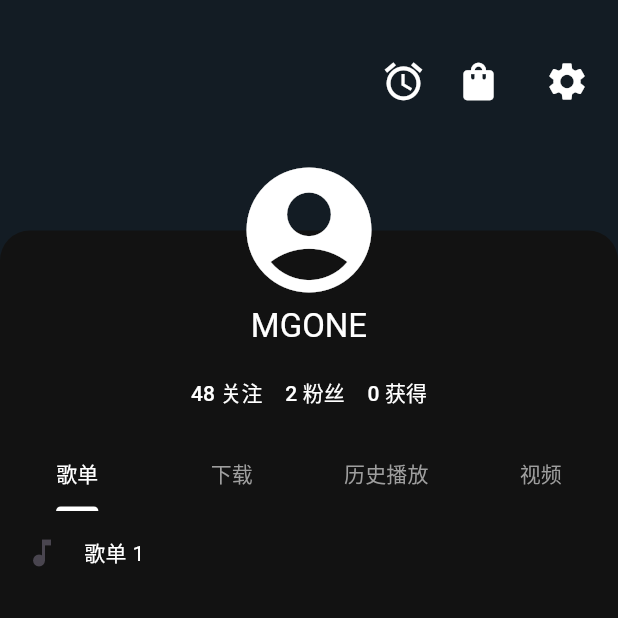
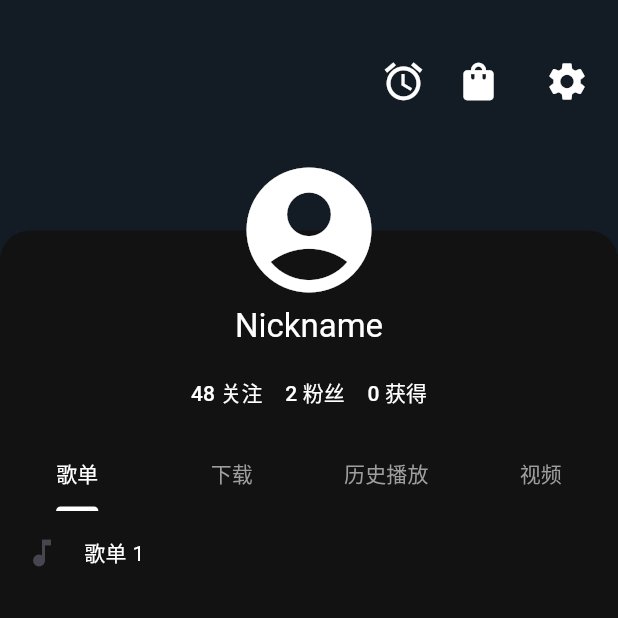
Before and after one commit to aidaole/AiMusic, a Flutter app: the screen it shows after launch, item 3 of the bottom bar chosen, on a phone screen of 412 x 824 dp, the top half of it. Run offline on Flutter 3.47's test engine with Material 3 defaults, Android fonts, the phone set to English and light mode, and no system bars; our stand-ins replace cookie_jar, dio, dio_cookie_manager, qr_flutter, stack_trace; network calls fail.

Commit message:
[获取用户信息成功]

```diff
--- a/lib/modules/account/account_page.dart
+++ b/lib/modules/account/account_page.dart
@@ -15,6 +15,11 @@ class AccountPage extends StatefulWidget {
 }
 
 class _AccountPageState extends State<AccountPage> {
+  // 添加状态变量
+  String _nickname = "Nickname";
+  String _avatarUrl = "";
+  String _backgroundUrl = "";
+
   @override
   Widget build(BuildContext context) {
     return Scaffold(
@@ -65,7 +70,8 @@ class _AccountPageState extends State<AccountPage> {
       maxChildSize: 0.8,
       builder: (BuildContext context, ScrollController scrollController) {
         // 获取底部导航栏高度，如果没有设置可以使用默认值
-        final bottomPadding = MediaQuery.of(context).padding.bottom + kBottomNavigationBarHeight;
+        final bottomPadding =
+            MediaQuery.of(context).padding.bottom + kBottomNavigationBarHeight;
         return Stack(
           clipBehavior: Clip.none,
           children: [
@@ -85,7 +91,7 @@ class _AccountPageState extends State<AccountPage> {
                   children: [
                     const SizedBox(height: 50), // 为头像留出空间
                     Text(
-                      "MGONE",
+                      _nickname,
                       style: Theme.of(context).textTheme.titleLarge,
                     ),
                     const SizedBox(height: 20),
@@ -97,7 +103,9 @@ class _AccountPageState extends State<AccountPage> {
                         // 计算列表区域的高度
                         // 总高度减去上方内容高度(约110)和底部导航栏高度
                         final availableHeight =
-                            MediaQuery.of(context).size.height * 0.8 - 130 - bottomPadding;
+                            MediaQuery.of(context).size.height * 0.8 -
+                                130 -
+                                bottomPadding;
                         return SizedBox(
                           height: availableHeight,
                           child: _buildSongsListWidget(),
@@ -109,17 +117,7 @@ class _AccountPageState extends State<AccountPage> {
               ),
             ),
             // 使用 Positioned 将头像放置在顶部并超出容器
-            const Positioned(
-              top: -50, // 负值使头像向上偏移
-              left: 0,
-              right: 0,
-              child: Center(
-                child: Icon(
-                  Icons.account_circle_rounded,
-                  size: 100,
-                ),
-              ),
-            ),
+            _buildAvatarWidget(),
           ],
         );
       },
@@ -269,7 +267,34 @@ class _AccountPageState extends State<AccountPage> {
 
   _buildMusicWall() {
     return Container(
-      color: Colors.blue.withAlpha(20),
+      decoration: BoxDecoration(
+        color: Colors.blue.withAlpha(20),
+        image: _backgroundUrl.isNotEmpty
+            ? DecorationImage(
+                image: NetworkImage(_backgroundUrl),
+                fit: BoxFit.cover,
+              )
+            : null,
+      ),
+    );
+  }
+
+  Positioned _buildAvatarWidget() {
+    return Positioned(
+      top: -50,
+      left: 0,
+      right: 0,
+      child: Center(
+        child: _avatarUrl.isNotEmpty
+            ? CircleAvatar(
+                radius: 50,
+                backgroundImage: NetworkImage(_avatarUrl),
+              )
+            : const Icon(
+                Icons.account_circle_rounded,
+                size: 100,
+              ),
+      ),
     );
   }
 
@@ -277,6 +302,15 @@ class _AccountPageState extends State<AccountPage> {
     try {
       final resp = await DioUtils.get(path: "/login/status");
       LogUtil.d('获取账号信息成功: $resp');
+
+      if (resp != null && resp['data']['code'] == 200) {
+        final profile = resp['data']['profile'];
+        setState(() {
+          _nickname = profile['nickname'] ?? "Nickname";
+          _avatarUrl = profile['avatarUrl'] ?? "";
+          _backgroundUrl = profile['backgroundUrl'] ?? "";
+        });
+      }
     } catch (e) {
       LogUtil.e('获取账号信息失败: $e');
     }
--- a/lib/modules/login/qr_login_page.dart
+++ b/lib/modules/login/qr_login_page.dart
@@ -1,5 +1,7 @@
 import 'dart:async';
 import 'package:ai_music/network/dio_utils.dart';
+import 'package:ai_music/routes/app_routes.dart';
+import 'package:ai_music/routes/route_helper.dart';
 import 'package:ai_music/themes/theme_color.dart';
 import 'package:ai_music/widgets/status_bar_playce_holder.dart';
 import 'package:flutter/material.dart';
@@ -92,7 +94,7 @@ class _QrLoginPageState extends State<QrLoginPage> {
               _showMessage('登录成功');
               timer.cancel();
               if (mounted) {
-                Navigator.of(context).pop();
+                RouteHelper.popUntil(context, AppRoutes.home);
               }
               break;
           }
@@ -138,7 +140,9 @@ class _QrLoginPageState extends State<QrLoginPage> {
           Text(
             "请使用登录了网易账号的网易云音乐App扫码",
             style: Theme.of(context).textTheme.titleLarge?.copyWith(
-                fontSize: 20, fontWeight: FontWeight.bold, color: Colors.white.withAlpha(80)),
+                fontSize: 20,
+                fontWeight: FontWeight.bold,
+                color: Colors.white.withAlpha(80)),
           ),
           const SizedBox(height: 40),
           // 二维码显示区域
--- a/lib/network/dio_utils.dart
+++ b/lib/network/dio_utils.dart
@@ -21,7 +21,7 @@ class DioUtils {
   static const int _connectTimeout = 15000; // 15秒
   static const int _receiveTimeout = 15000;
   static const int _sendTimeout = 10000;
-  static const String _baseUrl = 'http://10.22.81.173:3000/'; // 替换为你的基础URL
+  static const String _baseUrl = 'http://192.168.31.175:3000/'; // 替换为你的基础URL
 
   // 初始化 Dio
   static Future<void> init() async {
@@ -213,7 +213,8 @@ class DioUtils {
   }
 
   // 获取指定 Cookie 的值
-  static Future<String?> getCookieValue(String domain, String cookieName) async {
+  static Future<String?> getCookieValue(
+      String domain, String cookieName) async {
     final cookies = await getCookiesForDomain(domain);
     // 查找指定名称的 cookie
     final cookie = cookies.firstWhere(
```
